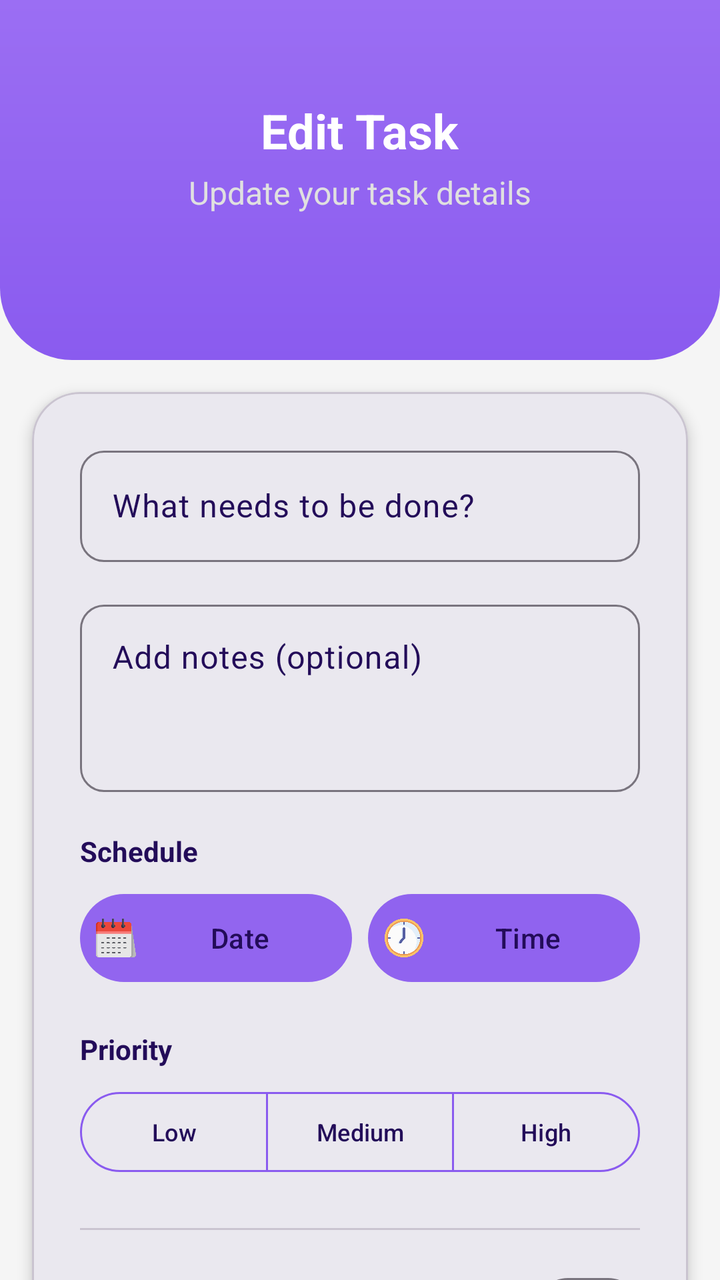
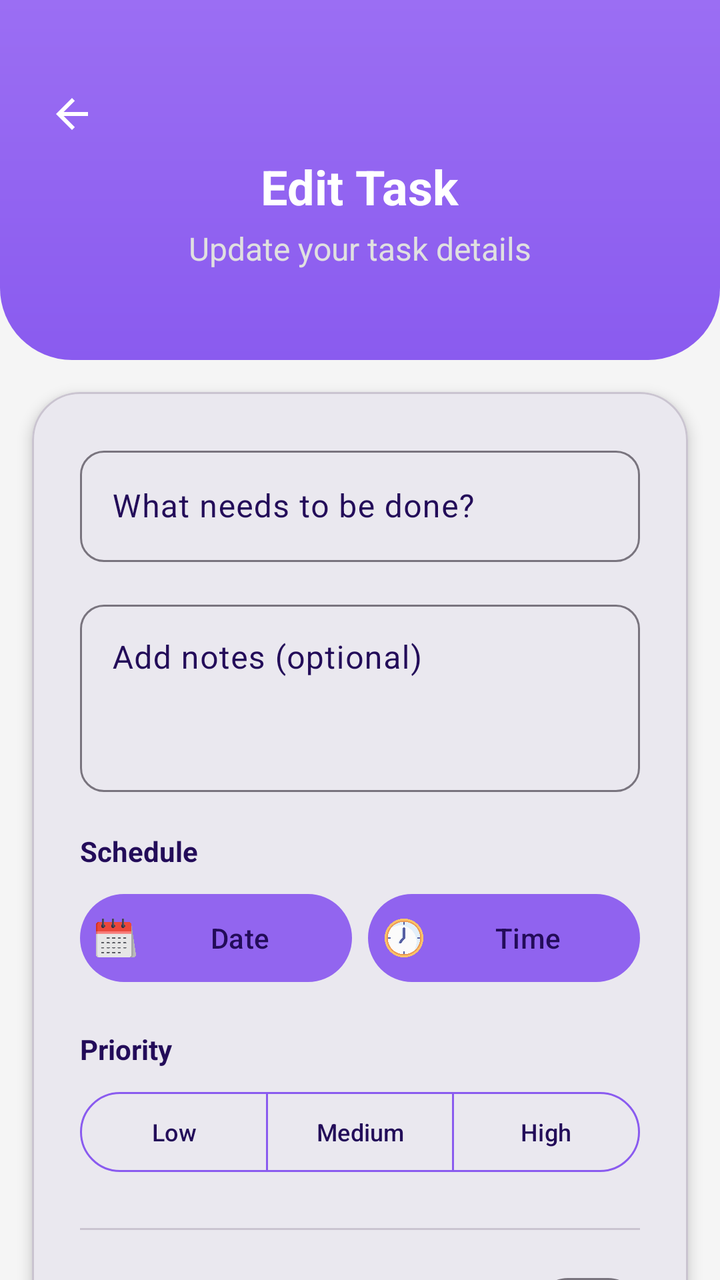

Compare the two renders of this Android layout. The source of the first and the diff that turns it into the second are given below.
<!-- AndroidManifest.xml: application theme Theme.PlanUp -->
<!-- res/layout/activity_edit_task.xml -->
<?xml version="1.0" encoding="utf-8"?>
<androidx.constraintlayout.widget.ConstraintLayout xmlns:android="http://schemas.android.com/apk/res/android"
    xmlns:app="http://schemas.android.com/apk/res-auto"
    xmlns:tools="http://schemas.android.com/tools"
    android:id="@+id/main"
    android:layout_width="match_parent"
    android:layout_height="match_parent"
    tools:context=".EditTaskActivity"
    android:background="@color/background_light">

    
    <LinearLayout
        android:id="@+id/header"
        android:layout_width="0dp"
        android:layout_height="180dp"
        android:background="@drawable/bg_header"
        android:orientation="vertical"
        android:gravity="center"
        android:paddingBottom="24dp"
        app:layout_constraintTop_toTopOf="parent"
        app:layout_constraintStart_toStartOf="parent"
        app:layout_constraintEnd_toEndOf="parent">

        <TextView
            android:id="@+id/tvTitle"
            style="@style/AppText.Header"
            android:layout_width="wrap_content"
            android:layout_height="wrap_content"
            android:text="Edit Task"
            android:textColor="@color/white" />

        <TextView
            android:id="@+id/tvSubtitle"
            style="@style/AppText.Subtitle"
            android:layout_width="wrap_content"
            android:layout_height="wrap_content"
            android:layout_marginTop="4dp"
            android:text="Update your task details"
            android:textColor="#E0E0E0" />

    </LinearLayout>

    <androidx.core.widget.NestedScrollView
        android:layout_width="0dp"
        android:layout_height="0dp"
        android:fillViewport="true"
        android:clipToPadding="false"
        android:paddingBottom="32dp"
        app:layout_constraintTop_toBottomOf="@id/header"
        app:layout_constraintBottom_toBottomOf="parent"
        app:layout_constraintStart_toStartOf="parent"
        app:layout_constraintEnd_toEndOf="parent">

        <com.google.android.material.card.MaterialCardView
            android:layout_width="match_parent"
            android:layout_height="wrap_content"
            android:layout_margin="16dp"
            app:cardCornerRadius="24dp"
            app:cardElevation="4dp"
            app:cardBackgroundColor="@color/white">

            <LinearLayout
                android:layout_width="match_parent"
                android:layout_height="wrap_content"
                android:orientation="vertical"
                android:padding="24dp">

                <com.google.android.material.textfield.TextInputLayout
                    style="@style/Widget.Material3.TextInputLayout.OutlinedBox"
                    android:layout_width="match_parent"
                    android:layout_height="wrap_content"
                    android:hint="What needs to be done?"
                    app:boxCornerRadiusBottomEnd="12dp"
                    app:boxCornerRadiusBottomStart="12dp"
                    app:boxCornerRadiusTopEnd="12dp"
                    app:boxCornerRadiusTopStart="12dp">

                    <com.google.android.material.textfield.TextInputEditText
                        android:id="@+id/etTitle"
                        android:layout_width="match_parent"
                        android:layout_height="wrap_content"
                        android:inputType="textCapSentences" />
                </com.google.android.material.textfield.TextInputLayout>

                <com.google.android.material.textfield.TextInputLayout
                    style="@style/Widget.Material3.TextInputLayout.OutlinedBox"
                    android:layout_width="match_parent"
                    android:layout_height="wrap_content"
                    android:layout_marginTop="16dp"
                    android:hint="Add notes (optional)"
                    app:boxCornerRadiusBottomEnd="12dp"
                    app:boxCornerRadiusBottomStart="12dp"
                    app:boxCornerRadiusTopEnd="12dp"
                    app:boxCornerRadiusTopStart="12dp">

                    <com.google.android.material.textfield.TextInputEditText
                        android:id="@+id/etDescription"
                        android:layout_width="match_parent"
                        android:layout_height="wrap_content"
                        android:gravity="top"
                        android:minLines="3"
                        android:inputType="textMultiLine|textCapSentences" />
                </com.google.android.material.textfield.TextInputLayout>

                <TextView
                    style="@style/AppText.Body"
                    android:layout_width="wrap_content"
                    android:layout_height="wrap_content"
                    android:layout_marginTop="20dp"
                    android:text="Schedule"
                    android:textStyle="bold"
                    android:textColor="@color/primaryColor"/>

                <LinearLayout
                    android:layout_width="match_parent"
                    android:layout_height="wrap_content"
                    android:layout_marginTop="8dp"
                    android:orientation="horizontal">

                    <com.google.android.material.button.MaterialButton
                        android:id="@+id/btnDate"
                        style="@style/Widget.Material3.Button.TonalButton"
                        android:layout_width="0dp"
                        android:layout_height="52dp"
                        android:layout_marginEnd="8dp"
                        android:layout_weight="1"
                        android:text="Date"
                        android:textColor="@color/primaryColor"
                        android:textSize="14sp"
                        android:paddingHorizontal="8dp"
                        android:lines="1"
                        android:ellipsize="end"
                        app:backgroundTint="#9265EF"
                        app:icon="@drawable/ic_calendar"
                        app:iconPadding="4dp"
                        app:iconSize="20dp"
                        app:iconTint="@null" />

                    <com.google.android.material.button.MaterialButton
                        android:id="@+id/btnTime"
                        style="@style/Widget.Material3.Button.TonalButton"
                        android:layout_width="0dp"
                        android:layout_height="52dp"
                        android:layout_weight="1"
                        android:text="Time"
                        android:textColor="@color/primaryColor"
                        android:textSize="14sp"
                        android:paddingHorizontal="8dp"
                        android:lines="1"
                        android:ellipsize="end"
                        app:backgroundTint="#9063EF"
                        app:icon="@drawable/ic_time"
                        app:iconPadding="4dp"
                        app:iconSize="20dp"
                        app:iconTint="@null" />
                </LinearLayout>

                <TextView
                    style="@style/AppText.Body"
                    android:layout_width="wrap_content"
                    android:layout_height="wrap_content"
                    android:layout_marginTop="20dp"
                    android:text="Priority"
                    android:textStyle="bold"
                    android:textColor="@color/primaryColor"/>

                <com.google.android.material.button.MaterialButtonToggleGroup
                    android:id="@+id/togglePriority"
                    android:layout_width="match_parent"
                    android:layout_height="wrap_content"
                    android:layout_marginTop="8dp"
                    app:singleSelection="true"
                    app:selectionRequired="true">

                    <com.google.android.material.button.MaterialButton
                        android:id="@+id/btnLow"
                        style="@style/Widget.Material3.Button.OutlinedButton"
                        android:layout_width="0dp"
                        android:layout_height="wrap_content"
                        android:layout_weight="1"
                        android:paddingHorizontal="0dp"
                        android:insetLeft="0dp"
                        android:insetRight="0dp"
                        android:textSize="12sp"
                        android:text="Low"
                        android:textColor="@color/selector_priority_text"
                        app:strokeColor="@color/headerEndColor"
                        app:backgroundTint="@color/selector_priority_button" />

                    <com.google.android.material.button.MaterialButton
                        android:id="@+id/btnMedium"
                        style="@style/Widget.Material3.Button.OutlinedButton"
                        android:layout_width="0dp"
                        android:layout_height="wrap_content"
                        android:layout_weight="1"
                        android:paddingHorizontal="0dp"
                        android:insetLeft="0dp"
                        android:insetRight="0dp"
                        android:textSize="12sp"
                        android:text="Medium"
                        android:textColor="@color/selector_priority_text"
                        app:strokeColor="@color/headerEndColor"
                        app:backgroundTint="@color/selector_priority_button" />

                    <com.google.android.material.button.MaterialButton
                        android:id="@+id/btnHigh"
                        style="@style/Widget.Material3.Button.OutlinedButton"
                        android:layout_width="0dp"
                        android:layout_height="wrap_content"
                        android:layout_weight="1"
                        android:paddingHorizontal="0dp"
                        android:insetLeft="0dp"
                        android:insetRight="0dp"
                        android:textSize="12sp"
                        android:text="High"
                        android:textColor="@color/selector_priority_text"
                        app:strokeColor="@color/headerEndColor"
                        app:backgroundTint="@color/selector_priority_button" />
                </com.google.android.material.button.MaterialButtonToggleGroup>

                <com.google.android.material.divider.MaterialDivider
                    android:layout_width="match_parent"
                    android:layout_height="wrap_content"
                    android:layout_marginTop="24dp"
                    android:layout_marginBottom="16dp"/>

                <RelativeLayout
                    android:layout_width="match_parent"
                    android:layout_height="wrap_content"
                    android:gravity="center_vertical">

                    <TextView
                        style="@style/AppText.Body"
                        android:layout_width="wrap_content"
                        android:layout_height="wrap_content"
                        android:layout_centerVertical="true"
                        android:text="Remind me"
                        android:textStyle="bold" />

                    <com.google.android.material.materialswitch.MaterialSwitch
                        android:id="@+id/switchAlarm"
                        android:layout_width="wrap_content"
                        android:layout_height="wrap_content"
                        android:layout_alignParentEnd="true" />
                </RelativeLayout>

                <com.google.android.material.button.MaterialButton
                    android:id="@+id/btnSave"
                    style="@style/AppButton"
                    android:layout_width="match_parent"
                    android:layout_marginTop="32dp"
                    android:text="Save Changes"
                    app:cornerRadius="16dp" />

            </LinearLayout>
        </com.google.android.material.card.MaterialCardView>
    </androidx.core.widget.NestedScrollView>

</androidx.constraintlayout.widget.ConstraintLayout>
<!-- resources referenced by this layout -->
<resources>
  <color name="background_light">#F5F5F5</color>
  <color name="headerEndColor">#8A5BEF</color>
  <color name="primaryColor">#230C59</color>
  <color name="white">#FFFFFFFF</color>
  <!-- drawable bg_header (drawable) -->
  <?xml version="1.0" encoding="utf-8"?>
  <shape xmlns:android="http://schemas.android.com/apk/res/android">
      <gradient
          android:startColor="#9B6EF3"
          android:endColor="#8A5BEF"
          android:angle="270"/>
  
      <corners
          android:bottomLeftRadius="36dp"
          android:bottomRightRadius="36dp"/>
  </shape>
  <style name="AppButton" parent="Widget.Material3.Button">
          <item name="android:layout_height">52dp</item>
          <item name="android:insetTop">0dp</item>
          <item name="android:insetBottom">0dp</item>
          <item name="android:background">@drawable/bg_button_gradient</item>
          <item name="backgroundTint">@null</item>
          <item name="android:textColor">@color/white</item>
          <item name="android:textAllCaps">false</item>
          <item name="android:textSize">16sp</item>
          <item name="android:textStyle">bold</item>
          <item name="cornerRadius">12dp</item>
      </style>
  <style name="AppText.Body" parent="AppText">
          <item name="android:textSize">14sp</item>
          <item name="android:textColor">@color/textColorSecondary</item>
      </style>
  <style name="AppText.Header" parent="AppText">
          <item name="android:textSize">24sp</item>
          <item name="android:textStyle">bold</item>
      </style>
  <style name="AppText.Subtitle" parent="AppText">
          <item name="android:textSize">16sp</item>
          <item name="android:textColor">@color/primaryLightColor</item>
      </style>
  <style name="Theme.PlanUp" parent="Base.Theme.PlanUp" />
  <!-- drawable bg_button_gradient (drawable) -->
  <?xml version="1.0" encoding="utf-8"?>
  <ripple xmlns:android="http://schemas.android.com/apk/res/android"
      android:color="@color/secondaryColor">
      <item>
          <shape android:shape="rectangle">
              <gradient
                  android:startColor="#9B6EF3"
                  android:endColor="#8A5BEF"
                  android:angle="270"/>
              <corners android:radius="12dp"/>
          </shape>
      </item>
  </ripple>
  <style name="AppText" parent="android:Widget.TextView">
          <item name="android:textColor">@color/textColorPrimary</item>
      </style>
  <color name="textColorSecondary">#616161</color>
  <color name="primaryLightColor">#8E7CC3</color>
  <color name="secondaryColor">#EDE7FF</color>
  <color name="textColorPrimary">#230C59</color>
  <color name="primaryDarkColor">#1A0844</color>
  <style name="DatePickerTheme" parent="Theme.Material3.DayNight.Dialog">
          <item name="colorPrimary">@color/primaryColor</item>
          <item name="colorOnPrimary">@color/white</item>
          <item name="colorSurface">@color/white</item>
          <item name="colorOnSurface">@color/textColorPrimary</item>
          <item name="colorAccent">@color/primaryColor</item>
          <item name="android:buttonBarPositiveButtonStyle">@style/DialogButtonStyle</item>
          <item name="android:buttonBarNegativeButtonStyle">@style/DialogButtonStyle</item>
      </style>
  <style name="DialogButtonStyle" parent="Widget.Material3.Button.TextButton">
          <item name="android:textColor">@color/primaryColor</item>
      </style>
  <!-- unchanged entries left out for length: 3 -->
</resources>

<!-- the commit's change to res/layout/activity_edit_task.xml (unified diff, before → after) -->
@@ -21,6 +21,22 @@
         app:layout_constraintStart_toStartOf="parent"
         app:layout_constraintEnd_toEndOf="parent">
 
+        <RelativeLayout
+            android:layout_width="match_parent"
+            android:layout_height="wrap_content"
+            android:layout_marginHorizontal="16dp"
+            android:layout_marginTop="16dp">
+
+            <ImageView
+                android:id="@+id/btnBack"
+                android:layout_width="40dp"
+                android:layout_height="40dp"
+                android:padding="8dp"
+                android:background="?attr/selectableItemBackgroundBorderless"
+                android:src="@drawable/ic_back"
+                app:tint="@color/white" />
+        </RelativeLayout>
+
         <TextView
             android:id="@+id/tvTitle"
             style="@style/AppText.Header"
<!-- resource entries referenced after the edit -->
@@ -16,6 +16,16 @@
           android:bottomLeftRadius="36dp"
           android:bottomRightRadius="36dp"/>
   </shape>
+  <!-- drawable ic_back (drawable) -->
+  <vector xmlns:android="http://schemas.android.com/apk/res/android"
+      android:width="24dp"
+      android:height="24dp"
+      android:viewportWidth="24"
+      android:viewportHeight="24">
+    <path
+        android:fillColor="#000000"
+        android:pathData="M20,11H7.83l5.59,-5.59L12,4l-8,8 8,8 1.41,-1.41L7.83,13H20v-2z"/>
+  </vector>
   <style name="AppButton" parent="Widget.Material3.Button">
           <item name="android:layout_height">52dp</item>
           <item name="android:insetTop">0dp</item>
